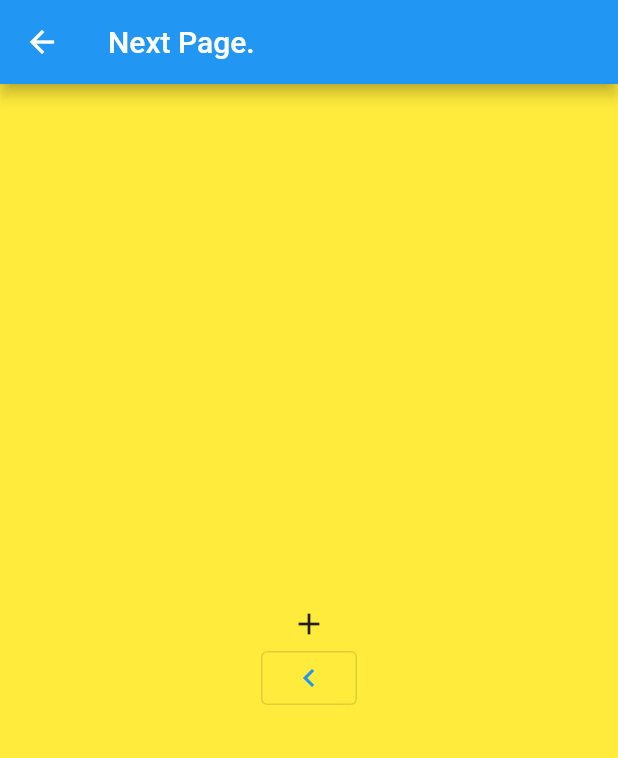
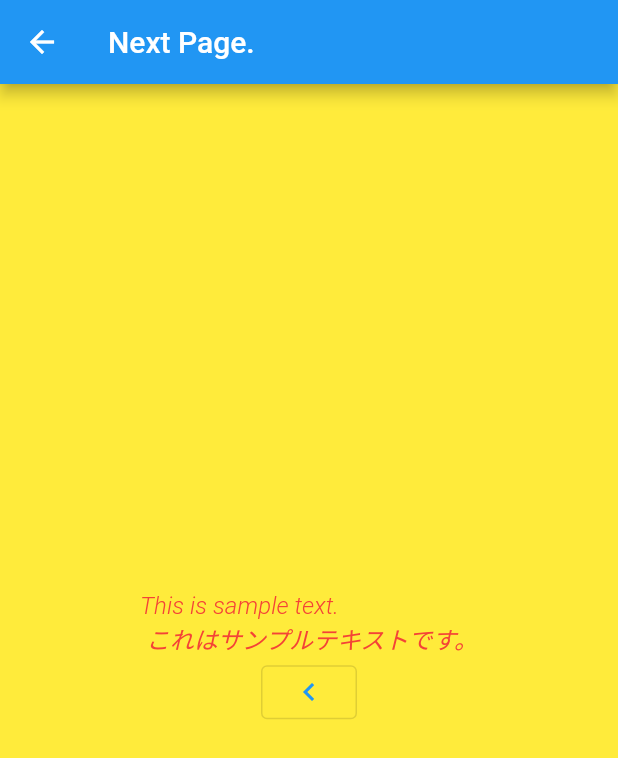
Before and after one commit to ken-sasaki2/flutter_training_app, a Flutter app: the NextPage screen opened directly, on a phone screen of 412 x 824 dp. Shown: the top 758 px of the screen. Run offline on Flutter 3.47's test engine with Material 2 defaults, Android fonts, the phone set to English and light mode, and no system bars.

Commit message:
update: Textを装飾してみた

```diff
--- a/lib/next_page.dart
+++ b/lib/next_page.dart
@@ -17,10 +17,15 @@ class NextPage extends StatelessWidget {
           child: Column(
             mainAxisAlignment: MainAxisAlignment.center,
             children: [
-              Icon(Icons.add),
+              const Text('This is sample text.\n これはサンプルテキストです。',
+                  style: TextStyle(
+                      fontSize: 16,
+                      fontWeight: FontWeight.w300,
+                      color: Colors.red,
+                      fontStyle: FontStyle.italic)),
               Center(
                 child: OutlinedButton(
-                  child: Icon(Icons.chevron_left),
+                  child: const Icon(Icons.chevron_left),
                   onPressed: () {
                     // ここで戻る
                     Navigator.pop(context, '動けば嬉しい！');
```
